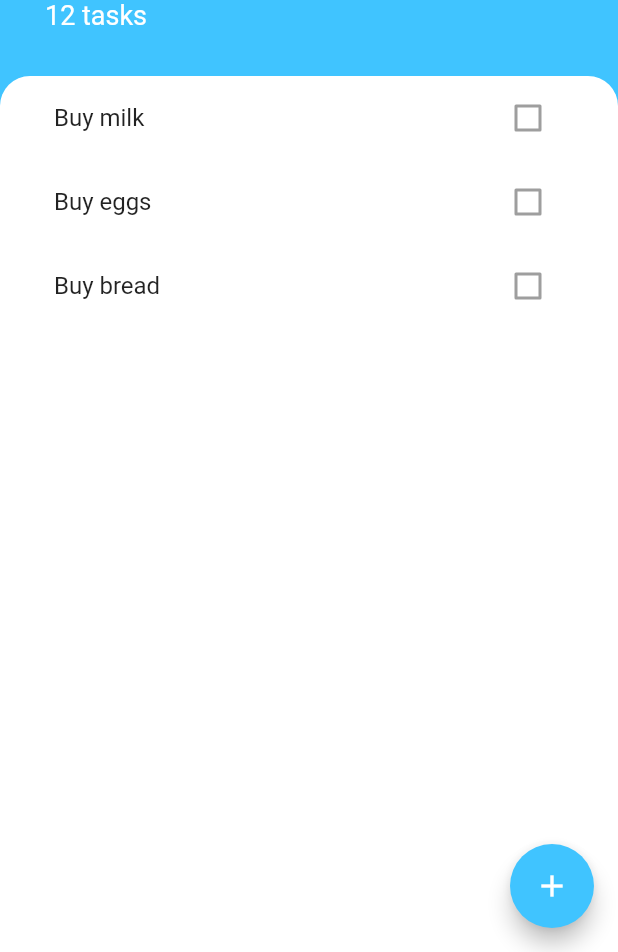
After one commit to vyavdoshenko/flutter_tutorial, a Flutter app: the screen it shows after launch, on a phone screen of 412 x 824 dp, the part 284-1236 px from its top. The commit adds this screen. Run offline on Flutter 3.47's test engine with Material 2 defaults, Android fonts, the phone set to English and light mode, and no system bars; our stand-ins replace animated_text_kit, audioplayers, cloud_firestore, firebase_auth, firebase_core, flutter_spinkit and 5 more; missing offline and left inert: dart:ffi; accounts and stored records are empty.

Commit message:
todoey project. tasks screen has been split on separate widgets

```diff
--- /dev/null
+++ b/todoey/lib/screens/task_tile.dart
@@ -0,0 +1,21 @@
+import 'package:flutter/material.dart';
+
+class TaskTile extends StatelessWidget {
+  final String text;
+  final bool checked;
+  final bool striked;
+  TaskTile(
+      {@required this.text, @required this.checked, @required this.striked});
+
+  @override
+  Widget build(BuildContext context) {
+    return ListTile(
+      title: Text(
+        text,
+      ),
+      trailing: Checkbox(
+        value: checked,
+      ),
+    );
+  }
+}
--- /dev/null
+++ b/todoey/lib/screens/tasks_list.dart
@@ -0,0 +1,27 @@
+import 'package:flutter/material.dart';
+import 'package:todoey/screens/task_tile.dart';
+
+class TasksList extends StatelessWidget {
+  @override
+  Widget build(BuildContext context) {
+    return ListView(
+      children: <Widget>[
+        TaskTile(
+          text: 'Buy milk',
+          checked: false,
+          striked: false,
+        ),
+        TaskTile(
+          text: 'Buy eggs',
+          checked: false,
+          striked: false,
+        ),
+        TaskTile(
+          text: 'Buy bread',
+          checked: false,
+          striked: true,
+        ),
+      ],
+    );
+  }
+}
```
Also changed, not shown: todoey/lib/screens/task_screen.dart (+5 -44 lines).
